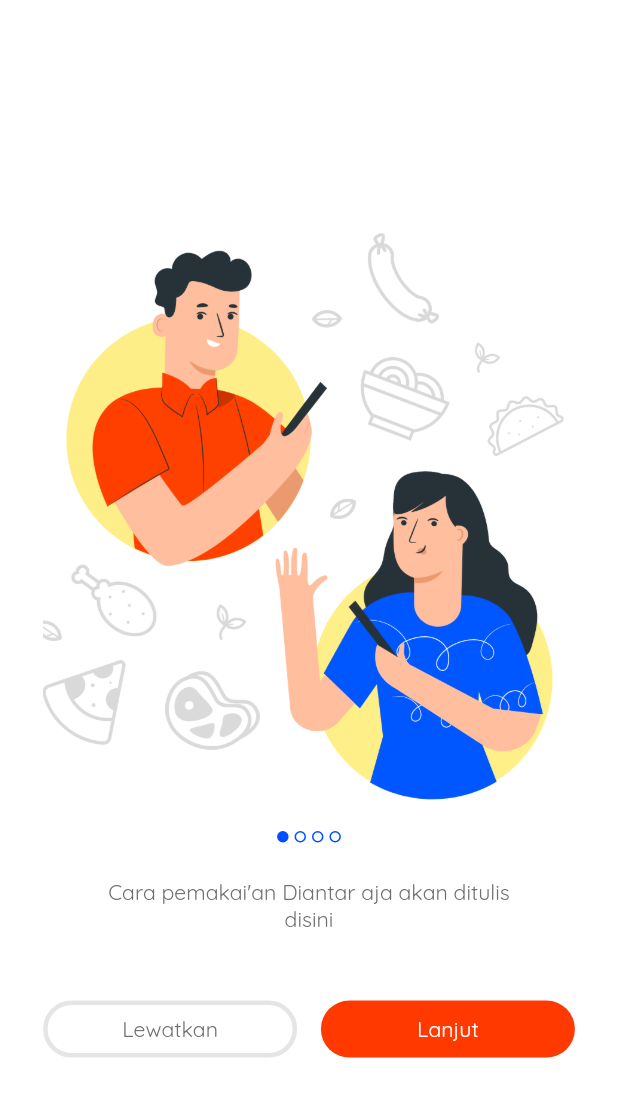
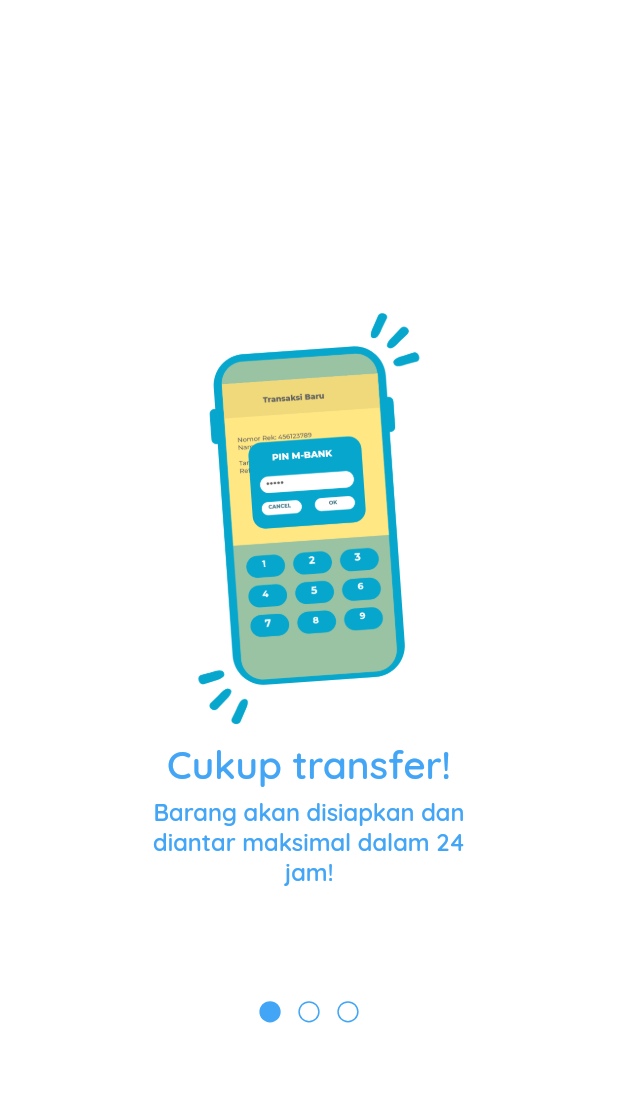
Before and after one commit to agustinustheo/groceries-flutter-app, a Flutter app: the IntroPage screen opened directly, on a phone screen of 412 x 824 dp. Shown: the top 1097 px of the screen. Run offline on Flutter 3.47's test engine with Material 2 defaults, Android fonts, the phone set to English and light mode, and no system bars; drawn by our look-alikes of carousel_slider; our stand-ins replace dio, equatable, flare_flutter, flutter_bloc, flutter_easyrefresh, google_maps_flutter and 4 more; missing offline and left inert: flare_dart; accounts and stored records are empty; network calls fail; project files that could hold a hidden picture were left out.

Commit message:
feat: added new image sliders.

```diff
--- a/lib/common/colors.dart
+++ b/lib/common/colors.dart
@@ -1,6 +1,8 @@
 library color;
 
 import 'dart:ui';
+
+import 'package:flutter/material.dart';
 
 class ColorPalette {
 
@@ -8,8 +10,8 @@ class ColorPalette {
   // Example:
   // static Color white = Color(0xFFFFFFFF);
 
-   static Color borderBlue = Color(0xFF004eff);
-   static Color activeBorder = Color(0xFF006aff);
+   static Color borderBlue = Colors.blue[400];
+   static Color activeBorder = Colors.blue[400];
    static Color unActiveBorder = Color(0xFFe5e5e5);
    static Color bagSearchBorder = Color(0xFFcccccc);
    static Color containerBorder = Color(0xFFa2a1a1);
--- a/lib/common/sizes.dart
+++ b/lib/common/sizes.dart
@@ -72,4 +72,20 @@ class Sizes {
     return MediaQuery.of(context).size.width / 10;
   }
 
+  static dp60(BuildContext context) {
+    return MediaQuery.of(context).size.width / 2;
+  }
+
+  static dp72(BuildContext context) {
+    return MediaQuery.of(context).size.width / 1.8;
+  }
+
+  static dp80(BuildContext context) {
+    return MediaQuery.of(context).size.width / 1.5;
+  }
+
+  static dp94(BuildContext context) {
+    return MediaQuery.of(context).size.width / 1.2;
+  }
+
 }
--- a/lib/common/string_image_asset.dart
+++ b/lib/common/string_image_asset.dart
@@ -9,6 +9,8 @@ class StringImageAsset {
   static String delivery = "assets/images/delivery.png";
   static String fbLogo = "assets/images/fb.png";
   static String googleLogo = "assets/images/google.png";
-  static String introImage = "assets/images/intro.png";
+  static String cukupTransfer = "assets/images/cukupTransfer.png";
+  static String gratisOngkir = "assets/images/gratisOngkir.png";
+  static String diantarAja = "assets/images/diantarAja.png";
   static String homeBanner = "assets/images/home_banner.jpg";
 }
--- a/lib/ui/intro/intro_page.dart
+++ b/lib/ui/intro/intro_page.dart
@@ -8,6 +8,18 @@ import 'package:diantaraja_mobile/ui/dashboard/dashboard_page.dart';
 import 'package:permission_handler/permission_handler.dart';
 import 'package:rflutter_alert/rflutter_alert.dart';
 
+class IntroImageDescription{
+  String imageString;
+  String imageTitle;
+  String imageDescription;
+
+  IntroImageDescription(
+    this.imageString,
+    this.imageTitle,
+    this.imageDescription
+  );
+}
+
 List<T> map<T>(List list, Function handler) {
   List<T> result = [];
   for (var i = 0; i < list.length; i++) {
@@ -17,22 +29,11 @@ List<T> map<T>(List list, Function handler) {
   return result;
 }
 
-final List<String> imgList = [
-  StringImageAsset.introImage,
-  StringImageAsset.introImage,
-  StringImageAsset.introImage,
-  StringImageAsset.introImage,
+final List<IntroImageDescription> imgList = [
+  new IntroImageDescription(StringImageAsset.cukupTransfer, 'Cukup transfer!', 'Barang akan disiapkan dan diantar maksimal dalam 24 jam!'),
+  new IntroImageDescription(StringImageAsset.gratisOngkir, 'Gratis Ongkir', 'Dengan jarak maksimum 5 km!'),
+  new IntroImageDescription(StringImageAsset.diantarAja, '', 'Belanja kebutuhanmu sekarang, gak pake ribet!')
 ];
-
-final List child = map<Widget>(
-  imgList,
-  (index, i) {
-    return Container(
-      margin: EdgeInsets.fromLTRB(8, 0, 8, 0),
-      child: Image.asset(i, fit: BoxFit.cover),
-    );
-  },
-).toList();
 
 class IntroPage extends StatefulWidget {
   @override
@@ -48,14 +49,12 @@ class _IntroPageState extends State<IntroPage> {
     var result =
     await _permissionHandler.requestPermissions([PermissionGroup.location]);
 
-    if (result[PermissionGroup.location] == PermissionStatus.granted) {
-      Navigation.intentWithoutBack(context, DashBoardPage());
-    } else if (result[PermissionGroup.location] == PermissionStatus.denied) {
+    if (result[PermissionGroup.location] == PermissionStatus.denied) {
       Alert(
         context: context,
         type: AlertType.info,
         title: "Permission",
-        desc: "You need accepted permission for access maps",
+        desc: "You need to accept permission",
         buttons: [
           DialogButton(
             child: Text(
@@ -76,105 +75,133 @@ class _IntroPageState extends State<IntroPage> {
 
   @override
   Widget build(BuildContext context) {
+    _getPermission(context);
     return Scaffold(
       backgroundColor: Colors.white,
-      body: Center(
-        child: SingleChildScrollView(
-          child: buttonDemo(),
+      body: Column(
+        mainAxisAlignment: MainAxisAlignment.center,
+        children: [
+          buttonDemo()
+        ]
+      )
+    );
+  }
+
+  Widget carouselItems(dynamic i){
+    return Column(
+      mainAxisAlignment: MainAxisAlignment.center,
+      crossAxisAlignment: CrossAxisAlignment.center,
+      children:[
+        Container(
+          child: Image.asset(
+            i.imageString,
+            height: Sizes.dp80(context)
           ),
         ),
+        Container(
+          width: Sizes.dp72(context),
+          padding: EdgeInsets.only(
+            top: Sizes.dp10(context),
+            left: Sizes.dp10(context),
+            right: Sizes.dp10(context)
+          ),
+          child: Column(
+            mainAxisAlignment: MainAxisAlignment.end,
+            children: [
+              Text(
+                i.imageTitle,
+                textAlign: TextAlign.center,
+                style: TextStyle(
+                  fontSize: Sizes.dp24(context),
+                  color: Colors.blue[400],
+                  fontFamily: 'Quicksand',
+                  fontWeight: FontWeight.w600
+                ),
+              ),
+              SizedBox(
+                height: Sizes.dp6(context)
+              ),
+              Text(
+                i.imageDescription,
+                textAlign: TextAlign.center,
+                style: TextStyle(
+                  fontSize: Sizes.dp16(context),
+                  color: Colors.blue[400],
+                  fontFamily: 'Quicksand',
+                  fontWeight: FontWeight.w600
+                ),
+              )
+            ],
+          )
+        )
+      ]
     );
   }
 
   Widget buttonDemo() {
-    final basicSlider = CarouselSlider(
+    List child = map<Widget>(
+      imgList,
+      (index, i) {
+        if(index + 1 == imgList.length){
+          return GestureDetector(
+            onHorizontalDragUpdate: (details){
+              if (details.delta.dx < 0) {
+                Navigation.intentWithoutBack(context, DashBoardPage());
+              }
+            },
+            child: carouselItems(i)
+          );
+        }
+        else{
+          return carouselItems(i);
+        }
+      },
+    ).toList();
+
+    return Column(
+      children: [
+        Container(
+          child: Column(
+            children: <Widget>[
+              CarouselSlider(
                 items: child,
                 scrollPhysics: ClampingScrollPhysics(),
                 enableInfiniteScroll: false,
                 autoPlay: false,
                 enlargeCenterPage: true,
-      viewportFraction: 0.9,
-      aspectRatio: 1.0,
+                viewportFraction: .9,
+                aspectRatio: .8,
                 initialPage: 0,
                 onPageChanged: (index) {
                   setState(() {
                     _current = index;
                   });
                 },
-    );
-    return Column(children: [
+              ),
               Padding(
-        padding: EdgeInsets.fromLTRB(0, 40, 0,0),
-        child: Stack(
-          children: <Widget>[
-            basicSlider,
-            Positioned(
-                top: 100.0,
-                left: 0.0,
-                right: 0.0,
+                padding: EdgeInsets.only(
+                  top: Sizes.dp10(context)
+                ),
                 child: Row(
                   mainAxisAlignment: MainAxisAlignment.center,
                   children: map<Widget>(imgList, (index, url) {
                     return Container(
-                      width: Sizes.dp8(context),
-                      height: Sizes.dp8(context),
-                      margin: EdgeInsets.symmetric(vertical: 300.0, horizontal: 2.0),
+                      width: Sizes.dp14(context),
+                      height: Sizes.dp14(context),
+                      margin: EdgeInsets.symmetric(horizontal: Sizes.dp6(context)),
                       decoration: BoxDecoration(
                         shape: BoxShape.circle,
                         border: Border.all(color: ColorPalette.borderBlue),
-                          color: _current == index ? ColorPalette.borderBlue : Colors.white),
+                        color: _current == index ? ColorPalette.borderBlue : Colors.white
+                      ),
                     );
                   }),
-                )),
+                ),
+              ),
             ],
           ),
         ),
-      Container(
-        padding: EdgeInsets.fromLTRB(0, 20, 0, 40),
-              width: Sizes.width(context) / 1.5,
-              child: Text("Cara pemakai'an Diantar aja akan ditulis disini",
-              style: TextStyle(color: ColorPalette.textGrey,fontSize: Sizes.dp14(context),fontWeight: FontWeight.normal, fontFamily: 'Quicksand'),
-              textAlign: TextAlign.center,),),
-      Row(mainAxisAlignment: MainAxisAlignment.center, children: [
-        Flexible(
-          child: FlatButton(
-            shape: RoundedRectangleBorder(
-              side: BorderSide(color: ColorPalette.unActiveBorder, width: 3),
-              borderRadius: BorderRadius.circular(25.0),
-            ),
-            color: Colors.white,
-            onPressed: () =>  _getPermission(context),
-            child: Container(
-                width: Sizes.width(context) / 3,
-                padding: EdgeInsets.fromLTRB(0, 10, 0, 10),
-                child: Center(
-                    child: Text(
-                  'Lewatkan',
-                  style: TextStyle(color: ColorPalette.textGrey, fontSize: Sizes.dp14(context),fontWeight: FontWeight.normal, fontFamily: 'Quicksand'),
-                ),),),
-          ),
-        ),
-        SizedBox(
-          width: Sizes.dp16(context),
-        ),
-        Flexible(
-          child: FlatButton(
-            shape: RoundedRectangleBorder(
-              borderRadius: BorderRadius.circular(25.0),
-            ),
-            color: ColorPalette.backgroundButtonRed,
-            onPressed: () => _current != 3 ? basicSlider.nextPage(duration: Duration(milliseconds: 300), curve: Curves.linear) : _getPermission(context),
-            child: Container(
-              width: Sizes.width(context) / 3,
-              padding: EdgeInsets.fromLTRB(0, 10, 0, 10),
-              child: Center(
-                child: Text(
-                  'Lanjut',
-                  style: TextStyle(color: ColorPalette.backgroundWhite, fontSize: Sizes.dp14(context),fontWeight: FontWeight.normal, fontFamily: 'Quicksand'),
-                ),),),
-          ),
-        ),
-      ]),
-    ]);
+      ]
+    );
   }
 }
--- a/lib/ui/login/login_page.dart
+++ b/lib/ui/login/login_page.dart
@@ -58,7 +58,7 @@ class _LoginPageState extends State<LoginPage>{
                   keyboardType: TextInputType.emailAddress,
                   controller: _emailController,
                   style: TextStyle(
-                    color: ColorPalette.textBlue,
+                    color: Colors.grey[800],
                     fontSize: Sizes.dp18(context),
                     fontWeight: FontWeight.normal,
                     fontFamily: 'Quicksand',
```
Also changed, not shown: assets/images/cukupTransfer.png (added), assets/images/diantarAja.png (added), assets/images/gratisOngkir.png (added), assets/images/intro.png (deleted), assets/images/logo.png. Lines whose indentation alone changed are shown as unchanged.
